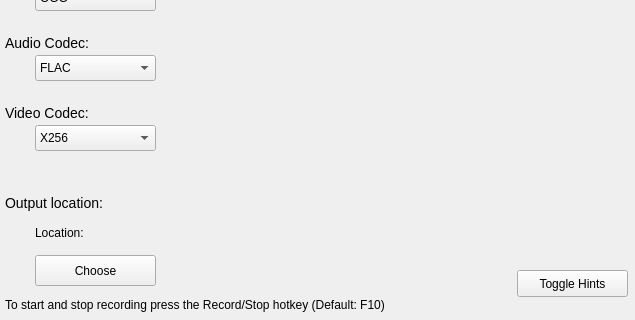
The window that MainWindow.ui (mansoor-s/Screencast) describes before a commit, drawn with Qt 5; both pictures show x 0 to 635 and y 150 to 470 of the 635 by 470 pixel window.
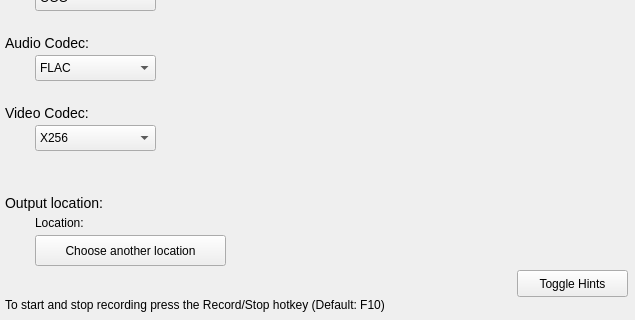
The same window after the commit. The open tabs and pages were chosen to show the change. Icons and pictures are not drawn.

```diff
--- a/MainWindow.ui
+++ b/MainWindow.ui
@@ -487,20 +487,20 @@
       <property name="geometry">
        <rect>
         <x>30</x>
-        <y>300</y>
-        <width>121</width>
+        <y>280</y>
+        <width>191</width>
         <height>31</height>
        </rect>
       </property>
       <property name="text">
-       <string>Choose</string>
+       <string>Choose another location</string>
       </property>
      </widget>
      <widget class="QLabel" name="label_12">
       <property name="geometry">
        <rect>
         <x>30</x>
-        <y>270</y>
+        <y>260</y>
         <width>81</width>
         <height>16</height>
        </rect>
@@ -513,8 +513,8 @@
       <property name="geometry">
        <rect>
         <x>120</x>
-        <y>270</y>
-        <width>81</width>
+        <y>260</y>
+        <width>501</width>
         <height>16</height>
        </rect>
       </property>
```
Left out of the diff: 29 changed lines with no effect on the pictures.
